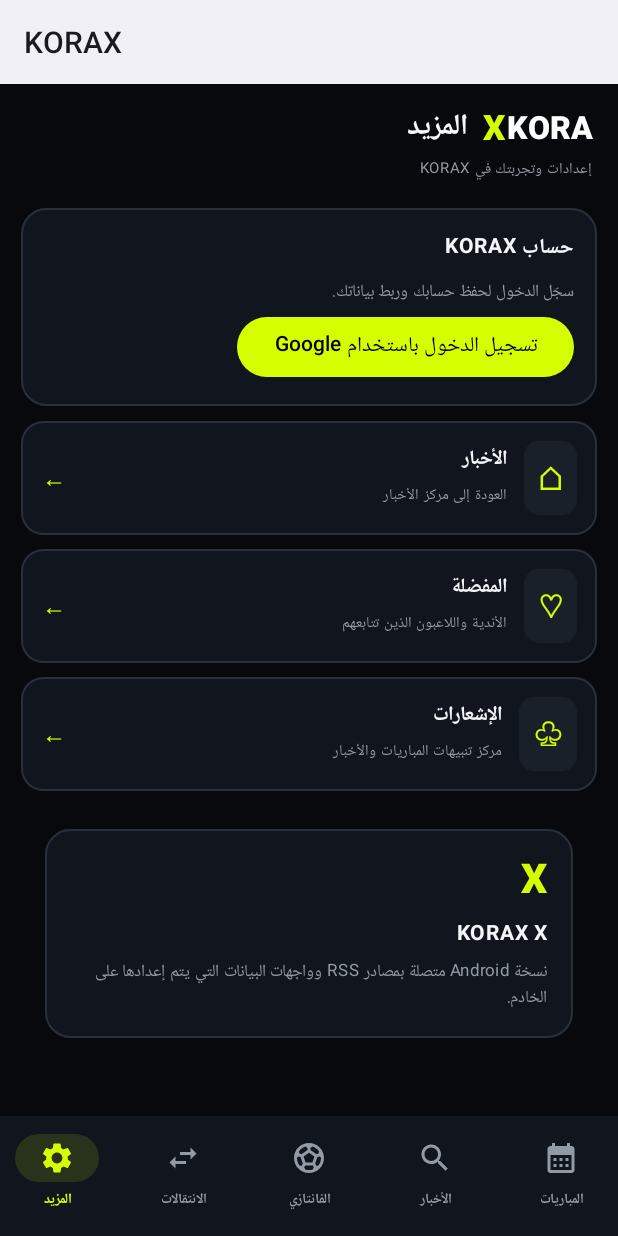
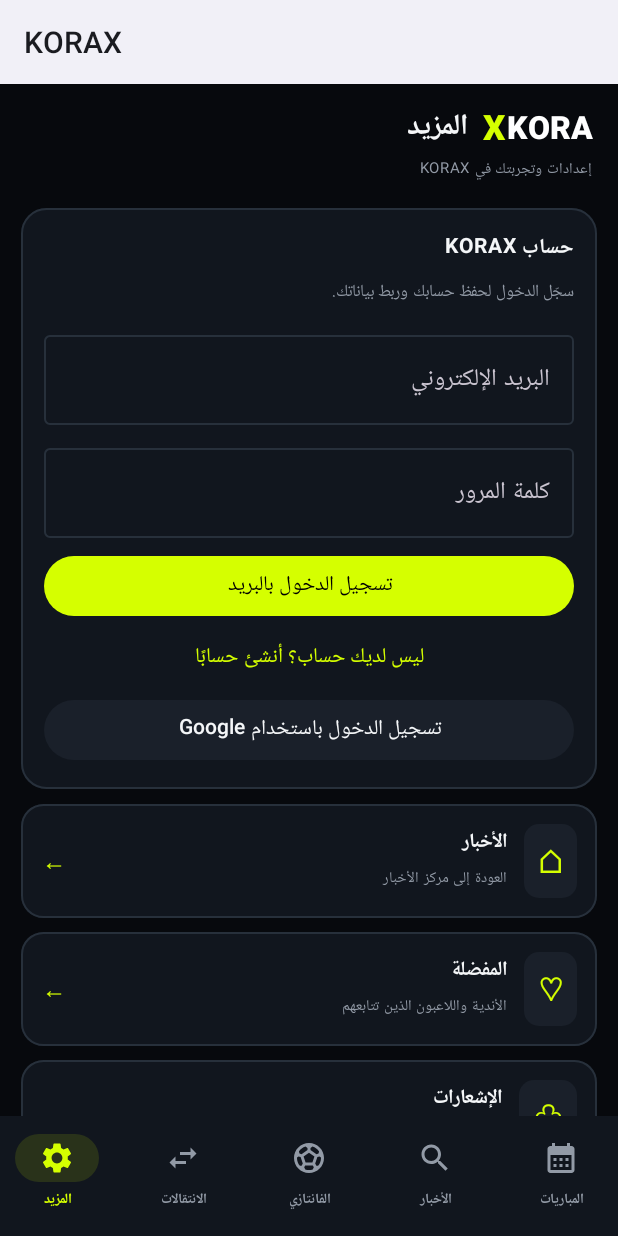
Before and after one commit to shotalx2-lgtm/korax-, an Android app built with Jetpack Compose: the screen it shows after launch (VisualShellActivity), item 5 of the bottom bar chosen, on a phone screen of 412 x 824 dp. Run offline under Robolectric (Android 15) with nearby library versions, the phone set to English and light mode, and no system bars; our stand-ins replace Firebase (no records; nobody signed in at launch, a user with empty details on screens opened directly); pictures from the network do not load.

Commit message:
Add email and password authentication alongside Google sign-in

```diff
--- a/app/src/main/java/com/koora/app/VisualShellActivity.kt
+++ b/app/src/main/java/com/koora/app/VisualShellActivity.kt
@@ -649,6 +649,9 @@ private fun AccountCard() {
     var currentUser by remember(auth) { mutableStateOf(auth?.currentUser) }
     var busy by remember { mutableStateOf(false) }
     var feedback by remember { mutableStateOf("") }
+    var email by remember { mutableStateOf("") }
+    var password by remember { mutableStateOf("") }
+    var creatingAccount by remember { mutableStateOf(false) }
     val scope = rememberCoroutineScope()
 
     DisposableEffect(auth) {
@@ -657,6 +660,71 @@ private fun AccountCard() {
             auth.addAuthStateListener(listener)
             onDispose { auth.removeAuthStateListener(listener) }
         } else onDispose { }
+    }
+
+    fun runEmailAuth(create: Boolean) {
+        val firebaseAuth = auth
+        if (firebaseAuth == null) {
+            feedback = "يلزم إعداد Firebase أولًا."
+            return
+        }
+        scope.launch {
+            busy = true
+            feedback = ""
+            runCatching {
+                val cleanEmail = email.trim()
+                check(cleanEmail.contains("@")) { "اكتب بريدًا إلكترونيًا صحيحًا." }
+                check(password.length >= 6) { "كلمة المرور يجب أن تكون 6 أحرف على الأقل." }
+                if (create) firebaseAuth.createUserWithEmailAndPassword(cleanEmail, password).await()
+                else firebaseAuth.signInWithEmailAndPassword(cleanEmail, password).await()
+            }.onSuccess {
+                feedback = if (create) "تم إنشاء الحساب وتسجيل الدخول." else "تم تسجيل الدخول بنجاح."
+            }.onFailure { error ->
+                feedback = error.localizedMessage ?: "تعذر إكمال تسجيل الدخول."
+            }
+            busy = false
+        }
+    }
+
+    fun runGoogleAuth() {
+        val firebaseAuth = auth
+        if (firebaseAuth == null) {
+            feedback = "يلزم إعداد Firebase أولًا."
+            return
+        }
+        scope.launch {
+            busy = true
+            feedback = ""
+            runCatching {
+                val clientIdResource = context.resources.getIdentifier(
+                    "default_web_client_id", "string", context.packageName
+                )
+                check(clientIdResource != 0) {
+                    "إعداد OAuth غير موجود. أضف google-services.json بعد تفعيل Google في Firebase."
+                }
+                val googleOption = GetGoogleIdOption.Builder()
+                    .setServerClientId(context.getString(clientIdResource))
+                    .setFilterByAuthorizedAccounts(false)
+                    .build()
+                val request = GetCredentialRequest.Builder()
+                    .addCredentialOption(googleOption)
+                    .build()
+                val result = CredentialManager.create(context).getCredential(context, request)
+                val credential = result.credential
+                check(
+                    credential is CustomCredential &&
+                        credential.type == GoogleIdTokenCredential.TYPE_GOOGLE_ID_TOKEN_CREDENTIAL
+                ) { "لم يتم استلام بيانات اعتماد Google صالحة." }
+                val googleToken = GoogleIdTokenCredential.createFrom(credential.data)
+                val firebaseCredential = GoogleAuthProvider.getCredential(googleToken.idToken, null)
+                firebaseAuth.signInWithCredential(firebaseCredential).await()
+            }.onSuccess {
+                feedback = "تم تسجيل الدخول بنجاح."
+            }.onFailure { error ->
+                feedback = error.localizedMessage ?: "تعذر تسجيل الدخول. تحقق من إعداد Firebase."
+            }
+            busy = false
+        }
     }
 
     Card(
@@ -690,50 +758,46 @@ private fun AccountCard() {
                 }
                 auth == null -> {
                     Text(
-                        "تسجيل Google جاهز برمجيًا، لكن يلزم إضافة إعداد Firebase الخاص بتطبيق KORAX وتفعيل Google من لوحة Firebase.",
+                        "تسجيل البريد وGoogle جاهز برمجيًا، لكن يلزم إضافة إعداد Firebase الخاص بتطبيق KORAX وتفعيل طريقتَي الدخول من لوحة Firebase.",
                         color = KMuted, fontSize = 11.sp, lineHeight = 17.sp
                     )
                 }
                 else -> {
                     Text("سجّل الدخول لحفظ حسابك وربط بياناتك.", color = KMuted, fontSize = 11.sp)
+                    Spacer(Modifier.height(8.dp))
+                    OutlinedTextField(
+                        value = email, onValueChange = { email = it },
+                        label = { Text("البريد الإلكتروني") }, singleLine = true,
+                        modifier = Modifier.fillMaxWidth()
+                    )
+                    Spacer(Modifier.height(7.dp))
+                    OutlinedTextField(
+                        value = password, onValueChange = { password = it },
+                        label = { Text("كلمة المرور") }, singleLine = true,
+                        visualTransformation = androidx.compose.ui.text.input.PasswordVisualTransformation(),
+                        modifier = Modifier.fillMaxWidth()
+                    )
+                    Spacer(Modifier.height(8.dp))
                     Button(
                         enabled = !busy,
-                        onClick = {
-                            scope.launch {
-                                busy = true
-                                feedback = ""
-                                runCatching {
-                                    val clientIdResource = context.resources.getIdentifier(
-                                        "default_web_client_id", "string", context.packageName
-                                    )
-                                    check(clientIdResource != 0) {
-                                        "إعداد OAuth غير موجود. أضف google-services.json بعد تفعيل Google في Firebase."
-                                    }
-                                    val googleOption = GetGoogleIdOption.Builder()
-                                        .setServerClientId(context.getString(clientIdResource))
-                                        .setFilterByAuthorizedAccounts(false)
-                                        .build()
-                                    val request = GetCredentialRequest.Builder()
-                                        .addCredentialOption(googleOption)
-                                        .build()
-                                    val result = CredentialManager.create(context).getCredential(context, request)
-                                    val credential = result.credential
-                                    check(
-                                        credential is CustomCredential &&
-                                            credential.type == GoogleIdTokenCredential.TYPE_GOOGLE_ID_TOKEN_CREDENTIAL
-                                    ) { "لم يتم استلام بيانات اعتماد Google صالحة." }
-                                    val googleToken = GoogleIdTokenCredential.createFrom(credential.data)
-                                    val firebaseCredential = GoogleAuthProvider.getCredential(googleToken.idToken, null)
-                                    auth.signInWithCredential(firebaseCredential).await()
-                                }.onSuccess {
-                                    feedback = "تم تسجيل الدخول بنجاح."
-                                }.onFailure { error ->
-                                    feedback = error.localizedMessage ?: "تعذر تسجيل الدخول. تحقق من إعداد Firebase."
-                                }
-                                busy = false
-                            }
-                        },
+                        onClick = { runEmailAuth(creatingAccount) },
+                        modifier = Modifier.fillMaxWidth(),
                         colors = ButtonDefaults.buttonColors(containerColor = KLime, contentColor = Color.Black)
+                    ) {
+                        Text(if (busy) "جارٍ التنفيذ..." else if (creatingAccount) "إنشاء حساب بالبريد" else "تسجيل الدخول بالبريد")
+                    }
+                    TextButton(
+                        enabled = !busy,
+                        onClick = { creatingAccount = !creatingAccount; feedback = "" },
+                        modifier = Modifier.align(Alignment.CenterHorizontally)
+                    ) {
+                        Text(if (creatingAccount) "لديك حساب؟ سجّل الدخول" else "ليس لديك حساب؟ أنشئ حسابًا")
+                    }
+                    Button(
+                        enabled = !busy,
+                        onClick = { runGoogleAuth() },
+                        modifier = Modifier.fillMaxWidth(),
+                        colors = ButtonDefaults.buttonColors(containerColor = KCard2, contentColor = KText)
                     ) { Text(if (busy) "جارٍ تسجيل الدخول..." else "تسجيل الدخول باستخدام Google") }
                 }
             }
```
